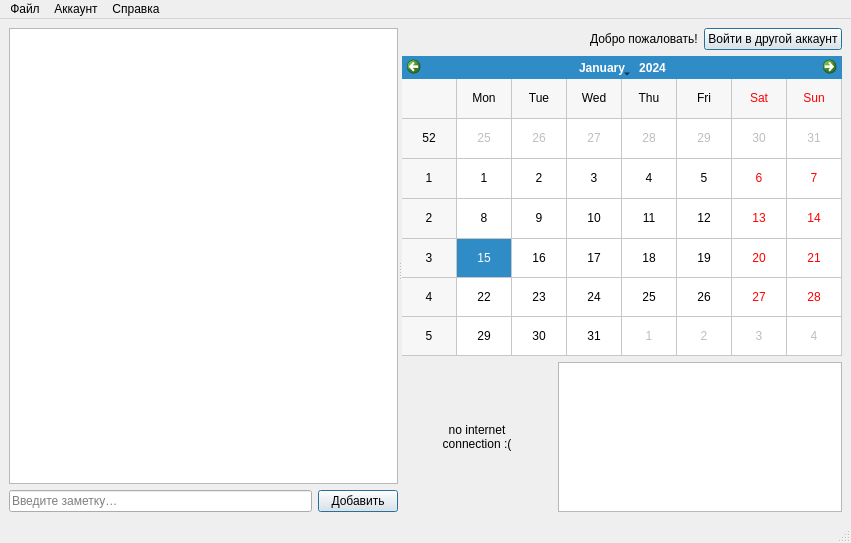
Old version of the form calendar.ui in the repository Raimguzhinov/qt-bday-calendar.
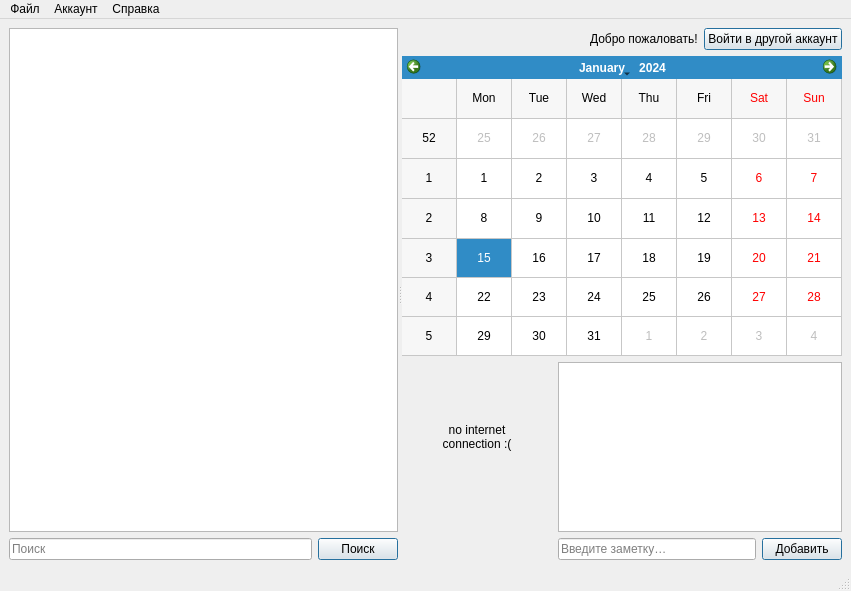
New version of the form.

Commit message: Hotfix add search

The edit to the form file:
```diff
--- a/calendar.ui
+++ b/calendar.ui
@@ -7,21 +7,21 @@
     <x>0</x>
     <y>0</y>
     <width>851</width>
-    <height>500</height>
+    <height>591</height>
    </rect>
   </property>
   <property name="windowTitle">
    <string>Calendar</string>
   </property>
   <widget class="QWidget" name="centralwidget">
-   <layout class="QGridLayout" name="gridLayout_4">
+   <layout class="QGridLayout" name="gridLayout_5">
     <item row="0" column="0">
      <widget class="QSplitter" name="splitter">
       <property name="orientation">
        <enum>Qt::Horizontal</enum>
       </property>
       <widget class="QWidget" name="layoutWidget">
-       <layout class="QGridLayout" name="gridLayout">
+       <layout class="QGridLayout" name="gridLayout_3">
         <item row="0" column="0" colspan="2">
          <widget class="QTableView" name="tableView">
           <property name="sizePolicy">
@@ -57,7 +57,7 @@
          </widget>
         </item>
         <item row="1" column="0">
-         <widget class="QLineEdit" name="lineEdit">
+         <widget class="QLineEdit" name="searchInput">
           <property name="text">
            <string/>
           </property>
@@ -68,14 +68,14 @@
            <enum>QLineEdit::Normal</enum>
           </property>
           <property name="placeholderText">
-           <string>Введите заметку…</string>
+           <string>Поиск</string>
           </property>
          </widget>
         </item>
         <item row="1" column="1">
-         <widget class="QPushButton" name="submitButton">
+         <widget class="QPushButton" name="submitButton_2">
           <property name="text">
-           <string>Добавить</string>
+           <string>Поиск</string>
           </property>
           <property name="default">
            <bool>true</bool>
@@ -85,7 +85,7 @@
        </layout>
       </widget>
       <widget class="QWidget" name="layoutWidget">
-       <layout class="QGridLayout" name="gridLayout_3">
+       <layout class="QGridLayout" name="gridLayout_4">
         <item row="0" column="0">
          <layout class="QGridLayout" name="gridLayout_2">
           <item row="0" column="2">
@@ -150,10 +150,8 @@
          </widget>
         </item>
         <item row="2" column="0">
-         <layout class="QHBoxLayout" name="horizontalLayout">
-          <item>
-           <layout class="QVBoxLayout" name="verticalLayout">
-            <item>
+         <layout class="QGridLayout" name="gridLayout">
+          <item row="0" column="0">
              <widget class="QLabel" name="label_2">
               <property name="minimumSize">
                <size>
@@ -188,23 +186,55 @@
               </property>
              </widget>
             </item>
+          <item row="0" column="1" rowspan="2">
+           <layout class="QVBoxLayout" name="verticalLayout">
             <item>
+             <widget class="QTextEdit" name="bithdayInfo"/>
+            </item>
+            <item>
+             <layout class="QHBoxLayout" name="horizontalLayout">
+              <item>
+               <widget class="QLineEdit" name="lineEdit">
+                <property name="text">
+                 <string/>
+                </property>
+                <property name="maxLength">
+                 <number>32767</number>
+                </property>
+                <property name="echoMode">
+                 <enum>QLineEdit::Normal</enum>
+                </property>
+                <property name="placeholderText">
+                 <string>Введите заметку…</string>
+                </property>
+               </widget>
+              </item>
+              <item>
+               <widget class="QPushButton" name="submitButton">
+                <property name="text">
+                 <string>Добавить</string>
+                </property>
+                <property name="default">
+                 <bool>true</bool>
+                </property>
+               </widget>
+              </item>
+             </layout>
+            </item>
+           </layout>
+          </item>
+          <item row="1" column="0">
              <spacer name="verticalSpacer">
               <property name="orientation">
                <enum>Qt::Vertical</enum>
               </property>
               <property name="sizeHint" stdset="0">
                <size>
-                <width>20</width>
-                <height>40</height>
+              <width>147</width>
+              <height>13</height>
                </size>
               </property>
              </spacer>
-            </item>
-           </layout>
-          </item>
-          <item>
-           <widget class="QTextEdit" name="bithdayInfo"/>
           </item>
          </layout>
         </item>
```
Lines whose indentation alone changed are shown as unchanged. The commit also changes 3 other files.
